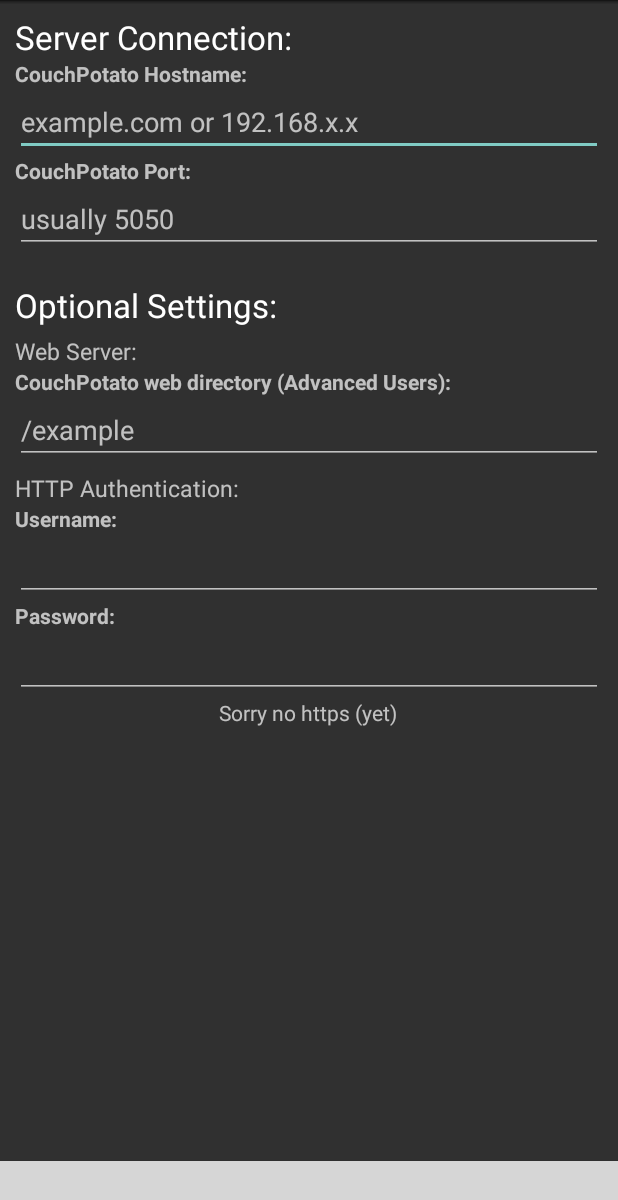
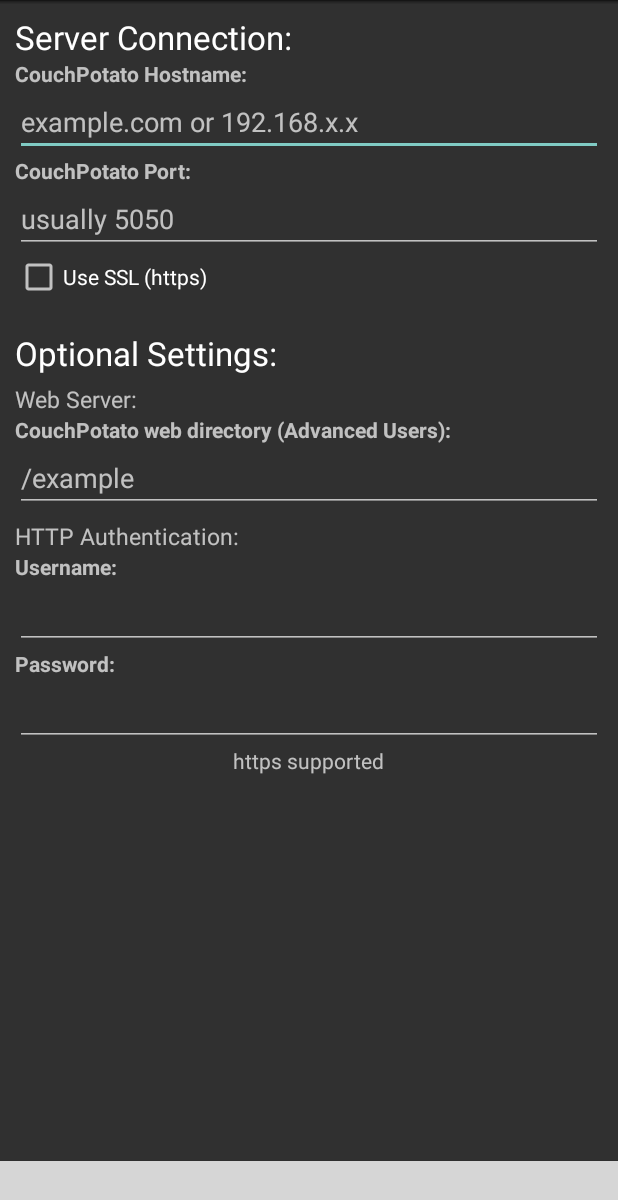
Before and after one commit to metrafonic/CouchDroid-Android, an Android app: the layout fragment_setup2.xml on its own in the app's theme, with its tools: preview values and no code run, on a phone screen of 412 x 824 dp. Shown: the top 1200 px of the screen. Run offline under Robolectric (Android 15) with nearby library versions, the phone set to English and light mode, and no system bars; grey boxes are pictures that could not be loaded.

Commit message:
- Added SSL (https) support for setup and refresh - Added true authentication via http and https

```diff
--- a/couchdroid/src/main/java/com/metrafonic/couchdroid/MainActivity.java
+++ b/couchdroid/src/main/java/com/metrafonic/couchdroid/MainActivity.java
@@ -27,6 +27,8 @@
 
 import com.loopj.android.http.AsyncHttpClient;
 import com.loopj.android.http.AsyncHttpResponseHandler;
+
+import org.apache.http.auth.AuthScope;
 
 
 public class MainActivity extends ActionBarActivity implements MovieActivity.PlaceholderFragment.OnFragmentInteractionListener,ActionBar.TabListener,MovieHome.OnFragmentInteractionListener, MovieList.OnFragmentInteractionListener {
@@ -173,6 +175,7 @@
         final AsyncHttpClient client = new AsyncHttpClient();
         final SharedPreferences data = getSharedPreferences("data", 0);
         final SharedPreferences settings = getSharedPreferences("settings", 0);
+            client.setBasicAuth(settings.getString("username",null),settings.getString("password",null), new AuthScope(settings.getString("hostname", null), Integer.valueOf(settings.getString("port",null)), AuthScope.ANY_REALM));
         client.get(settings.getString("webaddress", null) + "/movie.list", new AsyncHttpResponseHandler() {
             @Override
             public void onSuccess(String response) {
@@ -184,6 +187,7 @@
             public void onFailure(java.lang.Throwable error, String response) {
                 System.out.println(error.toString());
                 ringProgressDialog.dismiss();
+                Toast.makeText(MainActivity.this, "Error accesing : " + settings.getString("webaddress", null) + " \n Recieved: " + error.toString(), Toast.LENGTH_LONG).show();
             }
             });
 
--- a/couchdroid/src/main/res/layout/fragment_setup2.xml
+++ b/couchdroid/src/main/res/layout/fragment_setup2.xml
@@ -71,13 +71,23 @@
                 android:layout_alignParentRight="true"
                 android:hint="usually 5050" />
 
+            <CheckBox
+                android:layout_width="wrap_content"
+                android:layout_height="wrap_content"
+                android:ems="10"
+                android:layout_alignParentLeft="true"
+                android:layout_alignParentRight="true"
+                android:layout_below="@+id/editTextSetupPort"
+                android:text="Use SSL (https)"
+                android:id="@+id/checkBoxSSL" />
+
             <TextView
                 android:layout_width="wrap_content"
                 android:layout_height="wrap_content"
                 android:textAppearance="?android:attr/textAppearanceLarge"
                 android:text="Optional Settings:"
                 android:id="@+id/textView4"
-                android:layout_below="@+id/editTextSetupPort"
+                android:layout_below="@+id/checkBoxSSL"
                 android:layout_alignParentLeft="true"
                 android:paddingTop="20dp" />
 
@@ -125,7 +135,7 @@
                 android:layout_width="wrap_content"
                 android:layout_height="wrap_content"
                 android:textAppearance="?android:attr/textAppearanceSmall"
-                android:text="Sorry no https (yet)"
+                android:text="https supported"
                 android:id="@+id/textView7"
                 android:paddingBottom="50dp"
                 android:layout_below="@+id/editTextSetupPassword"
```
Also changed, not shown: couchdroid/src/main/java/com/metrafonic/couchdroid/setup/Setup2.java (+9 -0 lines), couchdroid/src/main/java/com/metrafonic/couchdroid/setup/Setup3.java (+13 -6 lines). Lines whose indentation alone changed are shown as unchanged.
